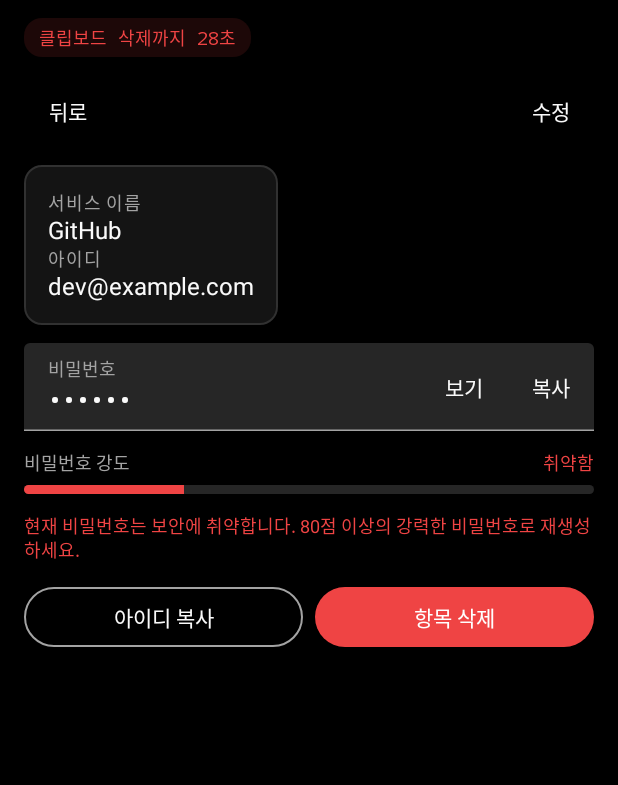
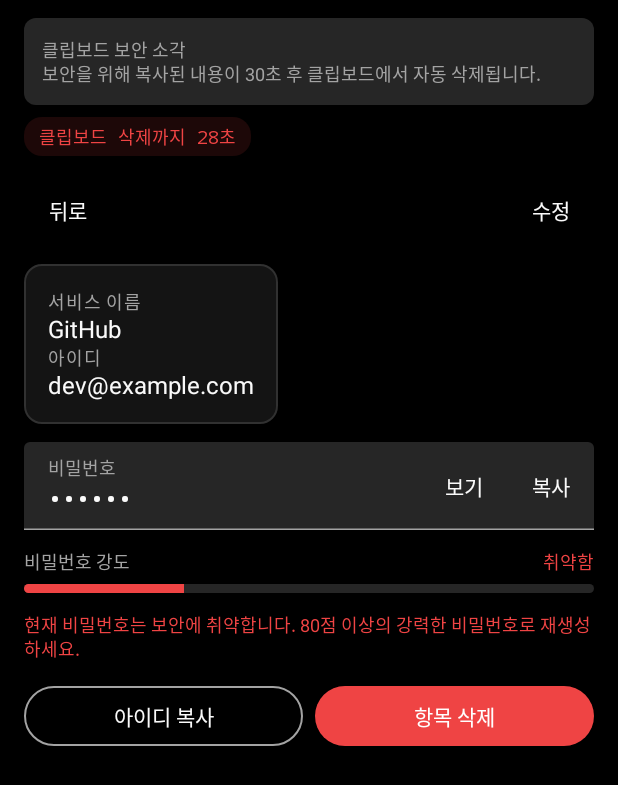
Before and after one commit to carti1108/KeyManage, an Android app built with Jetpack Compose: the @Preview function ItemDetailPreview, on a phone screen of 412 x 824 dp. Shown: the top 785 px of the screen. Run offline under Robolectric (Android 15) with nearby library versions, the phone set to English and light mode, and no system bars.

Commit message:
fix: Android 볼트 목록에 오프라인·revision 역행·클립보드 표준 문구 추가
Co-Authored-By: Claude Opus 5.5 <noreply@anthropic.com>

```diff
--- a/Apps/Android/feature/vaultlist/implementation/src/main/kotlin/com/keymanage/android/feature/vaultlist/impl/VaultListView.kt
+++ b/Apps/Android/feature/vaultlist/implementation/src/main/kotlin/com/keymanage/android/feature/vaultlist/impl/VaultListView.kt
@@ -81,9 +81,16 @@ private fun Banners(state: VaultListViewState, onAction: (VaultListViewAction) -
         if (state.isOffline) {
             Notice(VaultMessages.RESYNC_NOTICE, action = "동기화") { onAction(VaultListViewAction.Resync) }
         }
+        if (state.isPendingSync) Notice(VaultMessages.OFFLINE)
         if (state.isReadOnly) Notice(VaultMessages.READ_ONLY)
-        state.errorMessage?.let { Notice(it, isError = true, action = "닫기") { onAction(VaultListViewAction.DismissError) } }
-        state.burnSeconds?.let { KMBurnBadge(remainingSeconds = it) }
+        state.errorMessage?.let { message ->
+            val text = state.errorTitle?.let { "$it\n$message" } ?: message
+            Notice(text, isError = true, action = "닫기") { onAction(VaultListViewAction.DismissError) }
+        }
+        state.burnSeconds?.let {
+            Notice("${VaultMessages.CLIPBOARD_TITLE}\n${VaultMessages.CLIPBOARD_BODY}")
+            KMBurnBadge(remainingSeconds = it)
+        }
     }
 }
 
--- a/Apps/Android/feature/vaultlist/implementation/src/main/kotlin/com/keymanage/android/feature/vaultlist/impl/VaultListViewStateAction.kt
+++ b/Apps/Android/feature/vaultlist/implementation/src/main/kotlin/com/keymanage/android/feature/vaultlist/impl/VaultListViewStateAction.kt
@@ -27,6 +27,10 @@ data class VaultListViewState(
     val isSaving: Boolean = false,
     val isConfirmingDelete: Boolean = false,
     val errorMessage: String? = null,
+    /** [errorMessage]의 제목. 정책 문구 표에 제목이 있는 오류만 채운다. */
+    val errorTitle: String? = null,
+    /** 마지막 저장이 서버에 올라가지 못하고 대기 중이다(VLT-002). */
+    val isPendingSync: Boolean = false,
     /** 클립보드 자동 삭제까지 남은 초. 기다리는 값이 없으면 null(COM-001). */
     val burnSeconds: Int? = null,
 )
@@ -50,7 +54,7 @@ sealed interface VaultListViewAction {
     data object DismissError : VaultListViewAction
 }
 
-/** VLT-001·COM-001·COM-002·SEC-002·SEC-003 사용자 문구. */
+/** VLT-001·VLT-002·COM-001·COM-002·SEC-002·SEC-003 사용자 문구. */
 object VaultMessages {
     const val RESYNC_NOTICE = "서버와 동기화하려면 마스터 비밀번호를 다시 입력해 주세요."
     const val MISSING_SERVICE_NAME = "서비스 이름을 입력해 주세요."
@@ -58,6 +62,10 @@ object VaultMessages {
     const val DELETE_BODY = "이 항목을 삭제할까요? 다른 기기에서도 삭제됩니다."
     const val TOO_LARGE = "볼트 허용 용량(5MB)을 초과했거나 데이터 규격이 올바르지 않습니다."
     const val CONFLICT = "다른 기기의 변경 사항과 충돌했습니다. 잠시 후 다시 시도해 주세요."
+    const val ROLLBACK_TITLE = "서버 볼트가 이전 상태로 돌아감"
+    const val OFFLINE = "오프라인 상태입니다. 변경 사항이 서버에 동기화되지 않습니다."
+    const val CLIPBOARD_TITLE = "클립보드 보안 소각"
+    const val CLIPBOARD_BODY = "보안을 위해 복사된 내용이 30초 후 클립보드에서 자동 삭제됩니다."
     const val ROLLBACK = "서버의 볼트가 이 기기에서 마지막으로 본 상태보다 이전으로 돌아갔습니다. 서버를 복구한 경우가 아니라면 받아들이지 마세요."
     const val READ_ONLY = "새 버전 앱에서 저장한 볼트입니다. 앱을 업데이트하기 전까지는 읽기만 할 수 있습니다."
     const val SESSION_EXPIRED = "로그인이 만료되었습니다. 다시 로그인해 주세요."
--- a/Apps/Android/feature/vaultlist/testing/src/main/kotlin/com/keymanage/android/feature/vaultlist/testing/VaultListTestDoubles.kt
+++ b/Apps/Android/feature/vaultlist/testing/src/main/kotlin/com/keymanage/android/feature/vaultlist/testing/VaultListTestDoubles.kt
@@ -28,10 +28,13 @@ class RecordingVaultSaver : VaultSaver {
     val saved = mutableListOf<VaultData>()
     var failure: Exception? = null
 
+    /** 정하면 이 결과로 돌려준다. 없으면 동기화된 것으로 본다. */
+    var outcome: SaveOutcome? = null
+
     override fun save(vault: VaultData): SavedVault {
         failure?.let { throw it }
         saved += vault
-        return SavedVault(vault, SaveOutcome.Synced(saved.size))
+        return SavedVault(vault, outcome ?: SaveOutcome.Synced(saved.size))
     }
 }
 
```
Also changed, not shown: Apps/Android/feature/vaultlist/implementation/src/main/kotlin/com/keymanage/android/feature/vaultlist/impl/VaultListInteractor.kt (+8 -4 lines).
